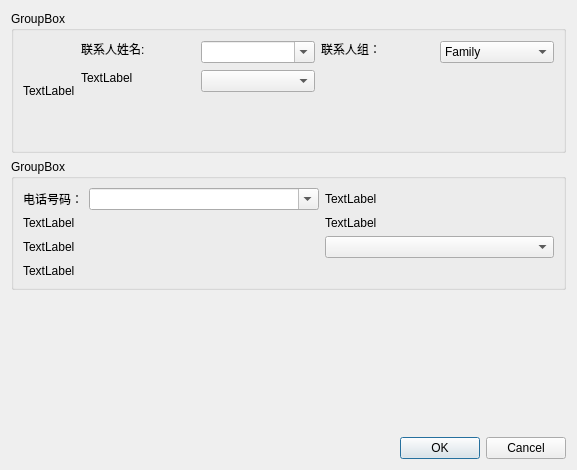
Old version of the form phonecontactproperty.ui in the repository kitech/kitphone.
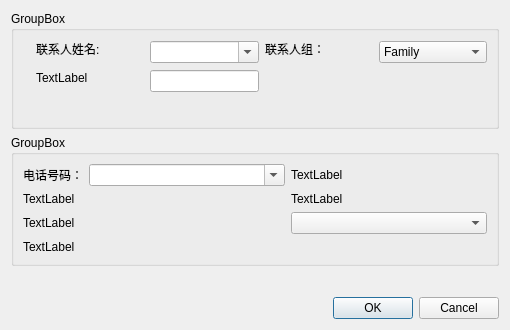
New version of the form. Icons and pictures are not drawn.

Patch:
```diff
--- a/phonecontactproperty.ui
+++ b/phonecontactproperty.ui
@@ -6,8 +6,8 @@
    <rect>
     <x>0</x>
     <y>0</y>
-    <width>577</width>
-    <height>470</height>
+    <width>510</width>
+    <height>330</height>
    </rect>
   </property>
   <property name="windowTitle">
@@ -29,7 +29,13 @@
          </sizepolicy>
         </property>
         <property name="text">
-         <string>TextLabel</string>
+         <string/>
+        </property>
+        <property name="pixmap">
+         <pixmap resource="kp.qrc">:/skins/default/book_32.png</pixmap>
+        </property>
+        <property name="scaledContents">
+         <bool>false</bool>
         </property>
        </widget>
       </item>
@@ -99,9 +105,12 @@
          </spacer>
         </item>
         <item row="2" column="1">
-         <widget class="QComboBox" name="comboBox_2">
-          <property name="editable">
-           <bool>false</bool>
+         <widget class="QLineEdit" name="lineEdit">
+          <property name="sizePolicy">
+           <sizepolicy hsizetype="Preferred" vsizetype="Fixed">
+            <horstretch>0</horstretch>
+            <verstretch>0</verstretch>
+           </sizepolicy>
           </property>
          </widget>
         </item>
```
Left out of the diff: 6 changed lines with no effect on the pictures.
